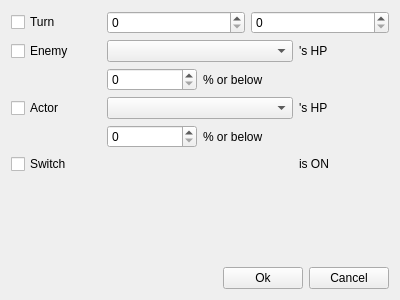
Old version of the form editors/troops/trooppageconditiondialog.ui in the repository jowin202/YaRXP.
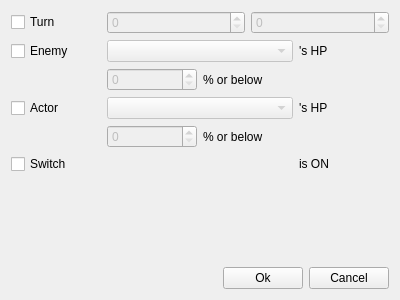
New version of the form. Custom widgets are drawn as their Qt base class.

```diff
--- a/editors/troops/trooppageconditiondialog.ui
+++ b/editors/troops/trooppageconditiondialog.ui
@@ -27,15 +27,27 @@
       </widget>
      </item>
      <item row="5" column="1">
-      <widget class="QSpinBox" name="spinBox_4"/>
+      <widget class="QSpinBox" name="spin_actor">
+       <property name="enabled">
+        <bool>false</bool>
+       </property>
+      </widget>
      </item>
      <item row="1" column="1" colspan="3">
       <layout class="QHBoxLayout" name="horizontalLayout_2">
        <item>
-        <widget class="QSpinBox" name="spinBox"/>
+        <widget class="QSpinBox" name="spin_turn_a">
+         <property name="enabled">
+          <bool>false</bool>
+         </property>
+        </widget>
        </item>
        <item>
-        <widget class="QSpinBox" name="spinBox_2"/>
+        <widget class="QSpinBox" name="spin_turn_b">
+         <property name="enabled">
+          <bool>false</bool>
+         </property>
+        </widget>
        </item>
       </layout>
      </item>
@@ -68,7 +80,11 @@
       </widget>
      </item>
      <item row="3" column="1">
-      <widget class="QSpinBox" name="spinBox_3"/>
+      <widget class="QSpinBox" name="spin_enemy">
+       <property name="enabled">
+        <bool>false</bool>
+       </property>
+      </widget>
      </item>
      <item row="2" column="3">
       <widget class="QLabel" name="label_2">
@@ -92,10 +108,18 @@
       </widget>
      </item>
      <item row="2" column="1" colspan="2">
-      <widget class="QComboBox" name="combo_enemy"/>
+      <widget class="QComboBox" name="combo_enemy">
+       <property name="enabled">
+        <bool>false</bool>
+       </property>
+      </widget>
      </item>
      <item row="4" column="1" colspan="2">
-      <widget class="QComboBox" name="combo_actor"/>
+      <widget class="QComboBox" name="combo_actor">
+       <property name="enabled">
+        <bool>false</bool>
+       </property>
+      </widget>
      </item>
      <item row="5" column="2">
       <widget class="QLabel" name="label_5">
```
Left out of the diff: 129 changed lines with no effect on the pictures.
